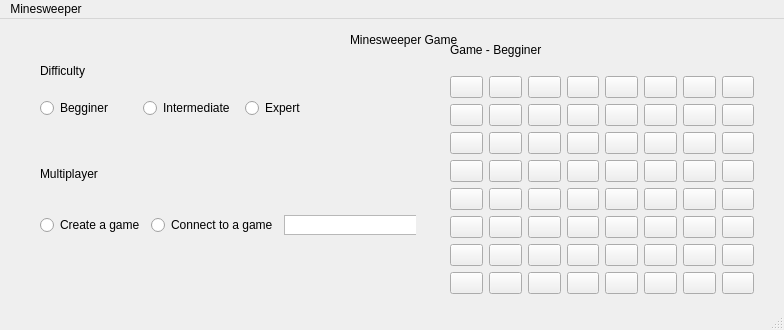
This is v2_with_interface/mainwindow.ui in lucasrennok/Minesweeper as Qt 5 draws it before an edit. The edited form follows.
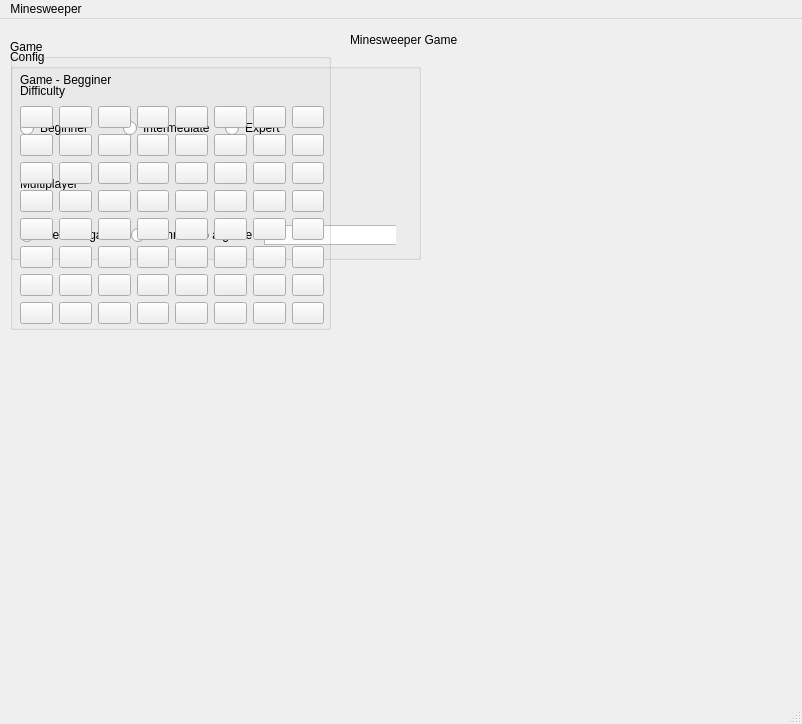
This is the edited form.

Commit message: groupx box and gui updated

```diff
--- a/v2_with_interface/mainwindow.ui
+++ b/v2_with_interface/mainwindow.ui
@@ -6,8 +6,8 @@
    <rect>
     <x>0</x>
     <y>0</y>
-    <width>784</width>
-    <height>330</height>
+    <width>802</width>
+    <height>724</height>
    </rect>
   </property>
   <property name="windowTitle">
@@ -27,11 +27,23 @@
      <string>Minesweeper Game</string>
     </property>
    </widget>
-   <widget class="QWidget" name="layoutWidget">
+   <widget class="QGroupBox" name="groupBoxConfig">
     <property name="geometry">
      <rect>
-      <x>40</x>
+      <x>10</x>
       <y>30</y>
+      <width>411</width>
+      <height>211</height>
+     </rect>
+    </property>
+    <property name="title">
+     <string>Config</string>
+    </property>
+    <widget class="QWidget" name="layoutWidget">
+     <property name="geometry">
+      <rect>
+       <x>10</x>
+       <y>20</y>
       <width>302</width>
       <height>69</height>
      </rect>
@@ -50,12 +62,12 @@
      <item>
       <layout class="QHBoxLayout" name="horizontalLayout">
        <item>
-        <widget class="QRadioButton" name="radioBegginer">
+         <widget class="QRadioButton" name="radioBeginner">
          <property name="enabled">
           <bool>true</bool>
          </property>
          <property name="text">
-          <string>Begginer</string>
+           <string>Beginner</string>
          </property>
         </widget>
        </item>
@@ -86,8 +98,8 @@
    <widget class="QWidget" name="layoutWidget_9">
     <property name="geometry">
      <rect>
-      <x>40</x>
-      <y>120</y>
+       <x>10</x>
+       <y>100</y>
       <width>376</width>
       <height>96</height>
      </rect>
@@ -156,11 +168,24 @@
      </item>
     </layout>
    </widget>
+   </widget>
+   <widget class="QGroupBox" name="groupBoxGame">
+    <property name="geometry">
+     <rect>
+      <x>10</x>
+      <y>20</y>
+      <width>321</width>
+      <height>291</height>
+     </rect>
+    </property>
+    <property name="title">
+     <string>Game</string>
+    </property>
    <widget class="QWidget" name="">
     <property name="geometry">
      <rect>
-      <x>450</x>
-      <y>10</y>
+       <x>10</x>
+       <y>20</y>
       <width>304</width>
       <height>265</height>
      </rect>
@@ -678,12 +703,13 @@
     </layout>
    </widget>
   </widget>
+  </widget>
   <widget class="QMenuBar" name="menubar">
    <property name="geometry">
     <rect>
      <x>0</x>
      <y>0</y>
-     <width>784</width>
+     <width>802</width>
      <height>21</height>
     </rect>
    </property>
```
Lines whose indentation alone changed are shown as unchanged. The commit also changes 5 other files.
